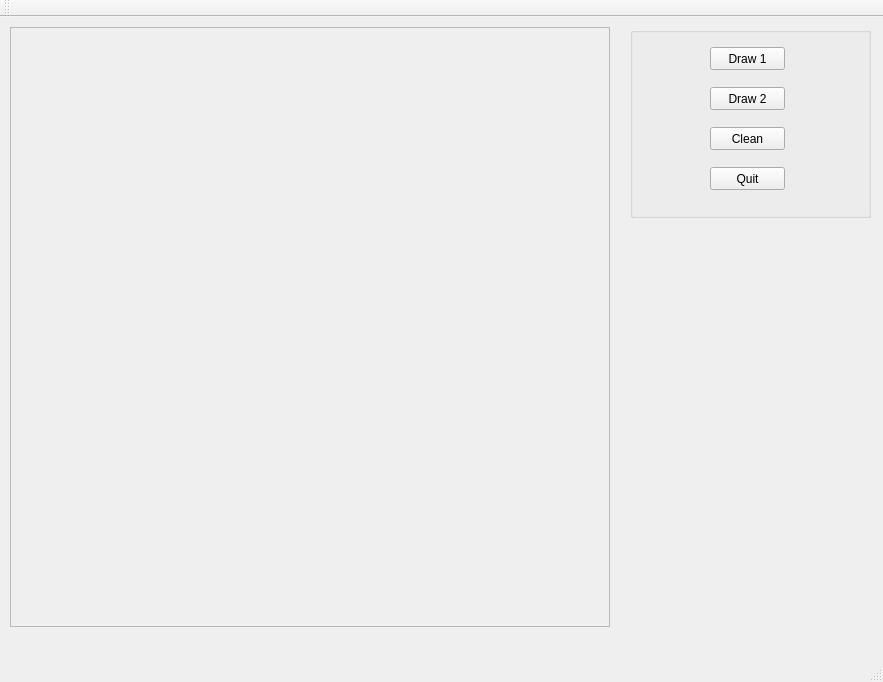
The window that mywindow.ui (jasienieckih/lgim8) describes before a commit, drawn with Qt 5.
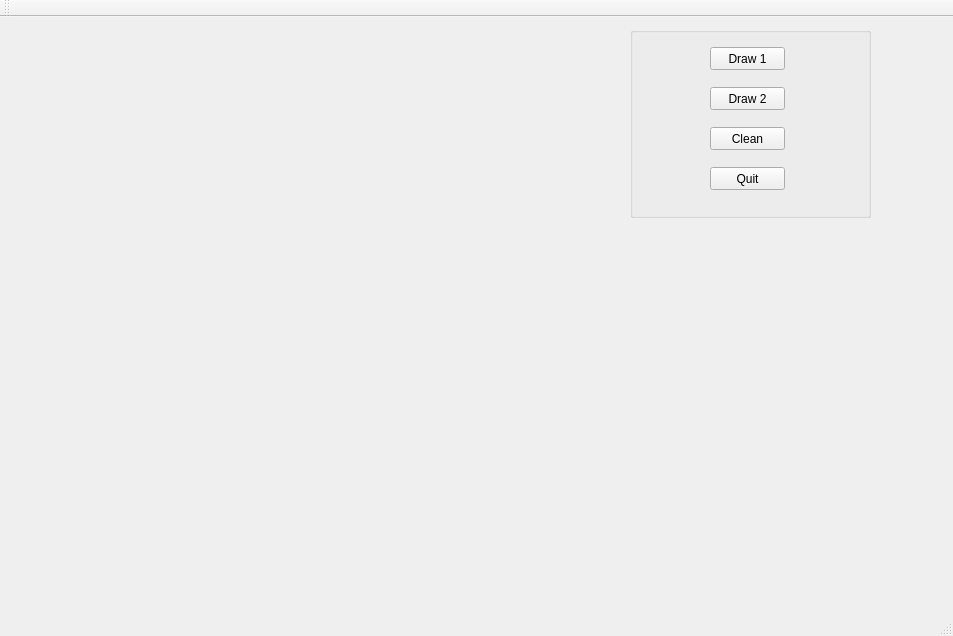
The same window after the commit.

Commit message: Adjust the canvas in the window layout

Patch:
```diff
--- a/mywindow.ui
+++ b/mywindow.ui
@@ -6,8 +6,8 @@
    <rect>
     <x>0</x>
     <y>0</y>
-    <width>883</width>
-    <height>682</height>
+    <width>953</width>
+    <height>636</height>
    </rect>
   </property>
   <property name="windowTitle">
@@ -17,14 +17,14 @@
    <widget class="QFrame" name="drawFrame">
     <property name="geometry">
      <rect>
-      <x>10</x>
-      <y>10</y>
-      <width>600</width>
-      <height>600</height>
+      <x>30</x>
+      <y>40</y>
+      <width>512</width>
+      <height>512</height>
      </rect>
     </property>
     <property name="frameShape">
-     <enum>QFrame::StyledPanel</enum>
+     <enum>QFrame::NoFrame</enum>
     </property>
     <property name="frameShadow">
      <enum>QFrame::Raised</enum>
```
Left out of the diff: 2 changed lines with no effect on the pictures.
